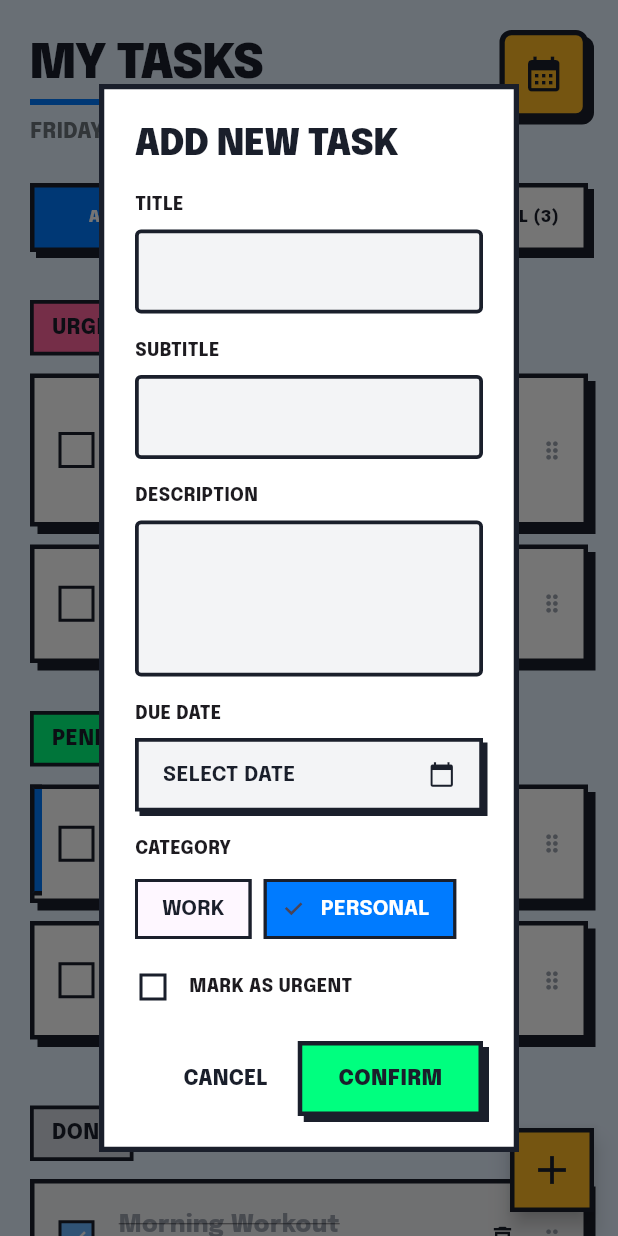
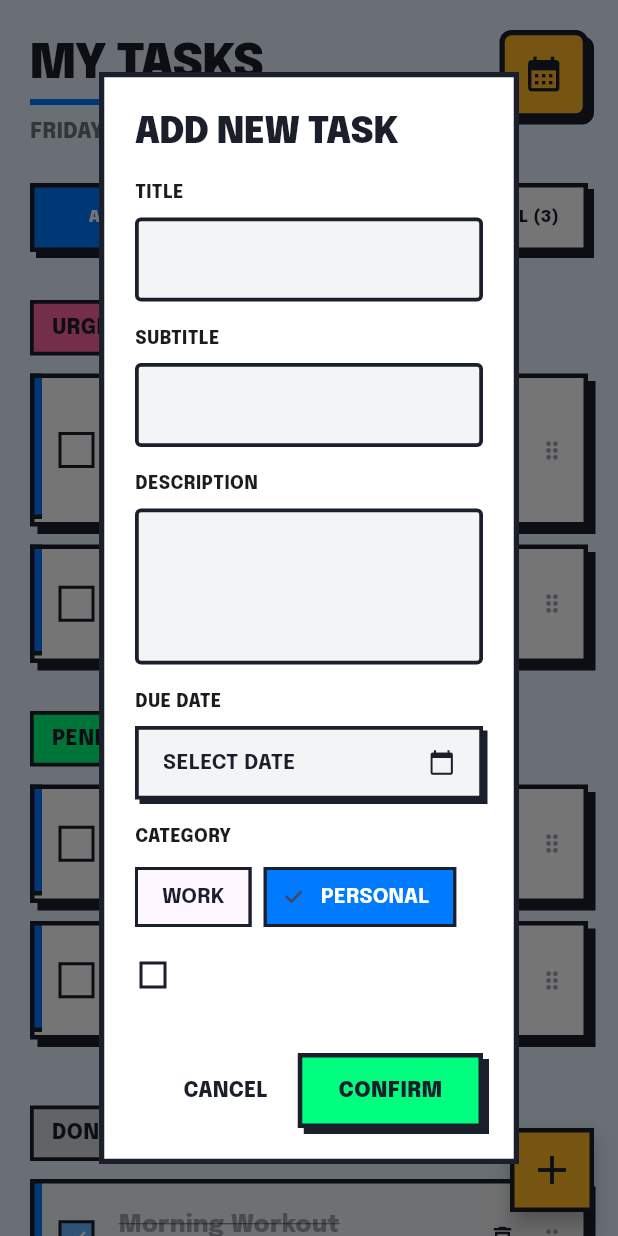
Before and after one commit to RizWithYa/Daypath, a Flutter app: the TasksPage screen opened directly, after a tap on the "add" icon, on a phone screen of 412 x 824 dp. Run offline on Flutter 3.47's test engine with Material 3 defaults, Android fonts, the phone set to English and light mode, and no system bars; our stand-ins replace flutter_svg, geocoding, geolocator, google_fonts, image_picker, shared_preferences; accounts and stored records are empty; network calls fail.

Commit message:
fix long loading, and fix UI and add task in Tasks navigation

```diff
--- a/lib/main.dart
+++ b/lib/main.dart
@@ -193,22 +193,22 @@ class _HomeViewState extends State<_HomeView> {
           'https://api.aladhan.com/v1/timingsByCity?city=$city&country=Indonesia&method=11'));
       if (response.statusCode == 200) {
         final data = json.decode(response.body);
-        final timings = data['data']['timings'];
+        final timings = data["data"]["timings"];
         setState(() {
-          _locationName = '$city, Indonesia';
+          _locationName = "$city, Indonesia";
           _prayerTimes = {
-            'Fajr': timings['Fajr'],
-            'Dhuhr': timings['Dhuhr'],
-            'Asr': timings['Asr'],
-            'Maghrib': timings['Maghrib'],
-            'Isha': timings['Isha'],
+            "Fajr": timings["Fajr"],
+            "Dhuhr": timings["Dhuhr"],
+            "Asr": timings["Asr"],
+            "Maghrib": timings["Maghrib"],
+            "Isha": timings["Isha"],
           };
           _isLoading = false;
         });
         _updateCountdown(null);
       }
     } catch (e) {
-       debugPrint('Failed to load fallback prayer times: $e');
+      debugPrint("Failed to load fallback prayer times: $e");
     } finally {
       if (mounted) {
         setState(() {
@@ -257,8 +257,8 @@ class _HomeViewState extends State<_HomeView> {
               left: 24, right: 24, top: 24,
               bottom: MediaQuery.of(context).viewInsets.bottom + MediaQuery.of(context).viewPadding.bottom + 24,
             ),
-            title: const Text('Izin Lokasi Dibutuhkan', style: TextStyle(fontWeight: FontWeight.bold)),
-            content: const Text('Aplikasi ini membutuhkan akses lokasi Anda untuk dapat menampilkan jadwal sholat harian yang akurat sesuai dengan kota Anda.'),
+            title: const Text('Izin Lokasi', style: TextStyle(fontWeight: FontWeight.bold)),
+            content: const Text('Izinkan aplikasi mengakses lokasi Anda untuk menampilkan waktu sholat?'),
             actions: [
               TextButton(
                 onPressed: () => Navigator.of(context).pop(false),
--- a/lib/tasks_page.dart
+++ b/lib/tasks_page.dart
@@ -189,12 +189,8 @@ class _TasksPageState extends State<TasksPage> {
               scrollable: true,
               backgroundColor: Colors.white,
               surfaceTintColor: Colors.white,
-              insetPadding: EdgeInsets.only(
-                left: 24,
-                right: 24,
-                top: 24,
-                bottom: MediaQuery.of(context).viewInsets.bottom + MediaQuery.of(context).viewPadding.bottom + 24,
-              ),
+              insetPadding: const EdgeInsets.all(24),
+              actionsPadding: const EdgeInsets.only(bottom: 24, right: 24, left: 24, top: 16),
               shape: RoundedRectangleBorder(
                 borderRadius: BorderRadius.circular(0),
                 side: const BorderSide(color: darkColor, width: 3.5),
@@ -207,8 +203,7 @@ class _TasksPageState extends State<TasksPage> {
                   letterSpacing: -0.5,
                 ),
               ),
-              content: SingleChildScrollView(
-                child: Column(
+              content: Column(
                   mainAxisSize: MainAxisSize.min,
                   crossAxisAlignment: CrossAxisAlignment.start,
                   children: [
@@ -354,12 +349,10 @@ class _TasksPageState extends State<TasksPage> {
                           ),
                         ),
                         const SizedBox(width: 12),
-                        Text('MARK AS URGENT', style: GoogleFonts.epilogue(fontWeight: FontWeight.w800, fontSize: 12)),
                       ],
                     ),
                   ],
                 ),
-              ),
               actions: [
                 TextButton(
                   onPressed: () => Navigator.pop(context),
@@ -747,7 +740,7 @@ class _TasksPageState extends State<TasksPage> {
                         isCheckbox: true,
                         checked: task.isDone,
                         isDone: task.isDone,
-                        leftDeco: task.leftDeco,
+                        leftDeco: const Color(0xFF007BFF),
                         iconIcon: task.isUrgent ? Icons.priority_high : null,
                       ),
                     ),
@@ -765,7 +758,7 @@ class _TasksPageState extends State<TasksPage> {
                       isCheckbox: true,
                       checked: task.isDone,
                       isDone: task.isDone,
-                      leftDeco: task.leftDeco,
+                      leftDeco: const Color(0xFF007BFF),
                       iconIcon: task.isUrgent ? Icons.priority_high : null,
                     ),
                   ),
@@ -804,7 +797,7 @@ class _TasksPageState extends State<TasksPage> {
                         isCheckbox: true,
                         checked: task.isDone,
                         isDone: task.isDone,
-                        leftDeco: task.leftDeco,
+                        leftDeco: const Color(0xFF007BFF),
                         iconIcon: task.isUrgent ? Icons.priority_high : (isDoneSection ? Icons.check : null),
                       );
                     },
```
